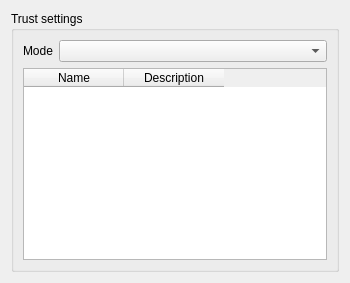
Old version of the form agent/src/clacks/agent/data/templates/default/trustaccount.ui in the repository gonicus/clacks.
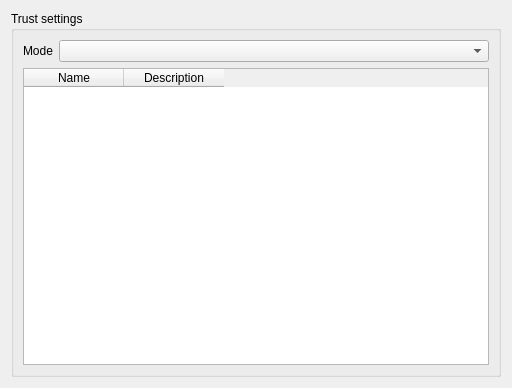
New version of the form. Icons and pictures are not drawn.

Commit message: Break dialog layout

What changed in the file:
```diff
--- a/agent/src/clacks/agent/data/templates/default/trustaccount.ui
+++ b/agent/src/clacks/agent/data/templates/default/trustaccount.ui
@@ -6,8 +6,8 @@
    <rect>
     <x>0</x>
     <y>0</y>
-    <width>350</width>
-    <height>283</height>
+    <width>512</width>
+    <height>388</height>
    </rect>
   </property>
   <property name="windowTitle">
```
The commit also changes 5 other files.
